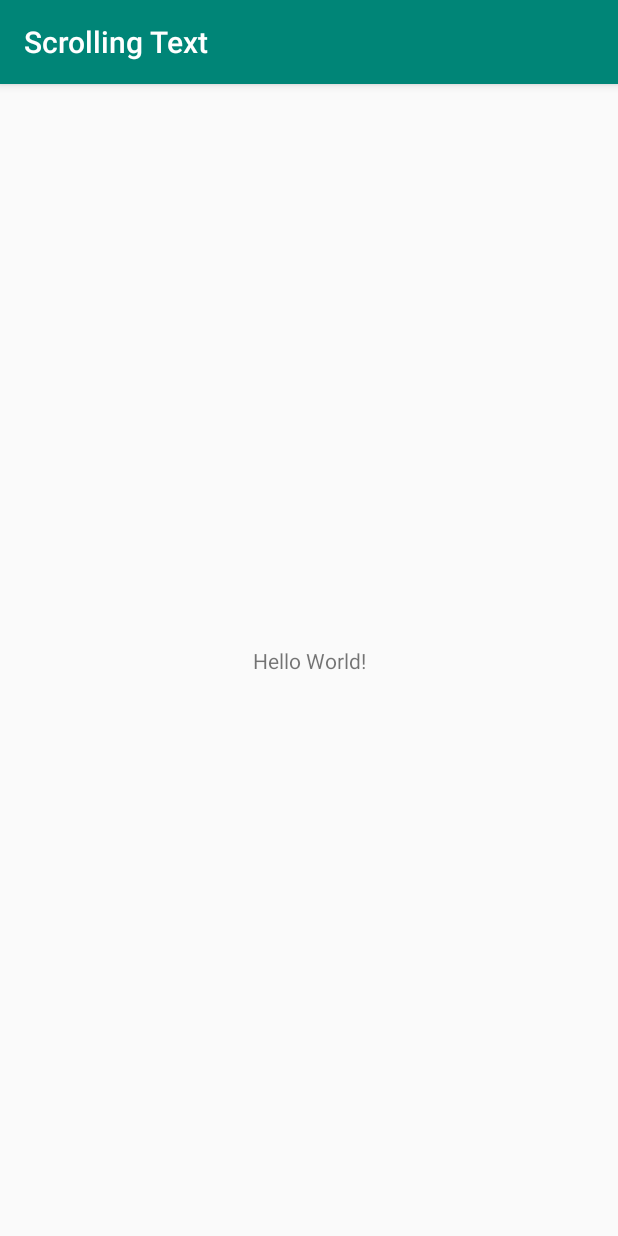
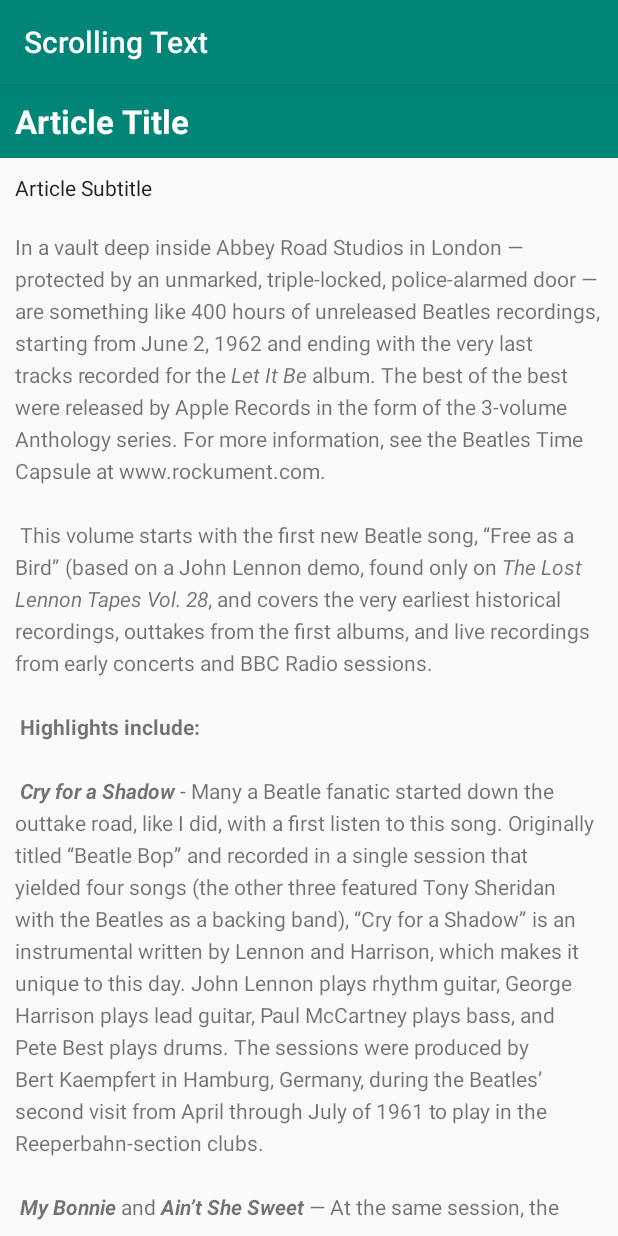
Before and after one commit to huzhx/codelabs-fund-1.3-scrollingtext, an Android app: the screen it shows after launch (MainActivity), on a phone screen of 412 x 824 dp. Run offline under Robolectric (Android 15) with nearby library versions, the phone set to English and light mode, and no system bars.

Commit message:
add textview

```diff
--- a/app/src/main/res/layout/activity_main.xml
+++ b/app/src/main/res/layout/activity_main.xml
@@ -1,18 +1,37 @@
 <?xml version="1.0" encoding="utf-8"?>
-<android.support.constraint.ConstraintLayout xmlns:android="http://schemas.android.com/apk/res/android"
-    xmlns:app="http://schemas.android.com/apk/res-auto"
+<RelativeLayout xmlns:android="http://schemas.android.com/apk/res/android"
     xmlns:tools="http://schemas.android.com/tools"
     android:layout_width="match_parent"
     android:layout_height="match_parent"
     tools:context=".MainActivity">
 
     <TextView
+        android:id="@+id/article_heading"
+        android:layout_width="match_parent"
+        android:layout_height="wrap_content"
+        android:background="@color/colorPrimary"
+        android:padding="@dimen/padding_regular"
+        android:text="@string/article_title"
+        android:textAppearance="@android:style/TextAppearance.DeviceDefault.Large"
+        android:textColor="@android:color/white"
+        android:textStyle="bold" />
+
+    <TextView
+        android:id="@+id/article_subheading"
+        android:layout_width="match_parent"
+        android:layout_height="wrap_content"
+        android:layout_below="@id/article_heading"
+        android:padding="@dimen/padding_regular"
+        android:text="@string/article_subtitle"
+        android:textAppearance="@android:style/TextAppearance.DeviceDefault" />
+
+    <TextView
+        android:id="@+id/article"
         android:layout_width="wrap_content"
         android:layout_height="wrap_content"
-        android:text="Hello World!"
-        app:layout_constraintBottom_toBottomOf="parent"
-        app:layout_constraintLeft_toLeftOf="parent"
-        app:layout_constraintRight_toRightOf="parent"
-        app:layout_constraintTop_toTopOf="parent" />
+        android:layout_below="@id/article_subheading"
+        android:lineSpacingExtra="@dimen/line_spacing"
+        android:padding="@dimen/padding_regular"
+        android:text="@string/article_text" />
 
-</android.support.constraint.ConstraintLayout>
+</RelativeLayout>
--- /dev/null
+++ b/app/src/main/res/values/dimens.xml
@@ -0,0 +1,5 @@
+<?xml version="1.0" encoding="utf-8"?>
+<resources>
+    <dimen name="padding_regular">10dp</dimen>
+    <dimen name="line_spacing">5sp</dimen>
+</resources>
--- a/app/src/main/res/values/strings.xml
+++ b/app/src/main/res/values/strings.xml
@@ -1,3 +1,25 @@
 <resources>
     <string name="app_name">Scrolling Text</string>
+    <string name="article_title">Article Title</string>
+    <string name="article_subtitle">Article Subtitle</string>
+    <string name="article_text">In a vault deep inside Abbey Road Studios in London — protected by an unmarked, triple-locked, police-alarmed door — are something like 400 hours of unreleased Beatles recordings, starting from June 2, 1962 and ending with the very last tracks recorded for the <i>Let It Be</i> album. The best of the best were released by Apple Records in the form of the 3-volume Anthology series.
+        For more information, see the Beatles Time Capsule at www.rockument.com.
+\n\n
+This volume starts with the first new Beatle song, “Free as a Bird” (based on a John Lennon demo, found only on <i>The Lost Lennon Tapes Vol. 28</i>, and covers the very earliest historical recordings, outtakes from the first albums, and live recordings from early concerts and BBC Radio sessions.
+\n\n
+<b>Highlights include:</b>
+\n\n
+<b><i>Cry for a Shadow</i></b> - Many a Beatle fanatic started down the outtake road, like I did, with a first listen to this song. Originally titled “Beatle Bop” and recorded in a single session that yielded four songs (the other three featured Tony Sheridan with the Beatles as a backing band), “Cry for a Shadow” is an instrumental written by Lennon and Harrison, which makes it unique to this day. John Lennon plays rhythm guitar, George Harrison plays lead guitar, Paul McCartney plays bass, and Pete Best plays drums. The sessions were produced by Bert Kaempfert in Hamburg, Germany, during the Beatles’ second visit from April through July of 1961 to play in the Reeperbahn-section clubs.
+\n\n
+<b><i>My Bonnie</i></b> and <b><i>Ain’t She Sweet</i></b> — At the same session, the Beatles played on “My Bonnie” (the first-ever single with Beatles playing), as the backing band for English singer Tony Sheridan, originally a member of the Jets. The popularity of this single in Liverpool brought the Beatles to the attention of Brian Epstein, who worked in the NEMS record store and tried to meet demand for the disc. John Lennon then sings a fine “Ain’t She Sweet” (his first-ever released vocal).
+\n\n
+<b><i>Searchin</i></b> — A Jerry Leiber - Mike Stoller comedy song that was a hit for the Coasters in 1957, and a popular live favorite of the Beatles. The Coasters also had a hit with “Besame Mucho” and the Beatles covered that song as well. Ringo Starr had by now replaced Pete Best on drums. The high falsetto is George, who also plays a hesitant lead guitar. This is from their first audition for Decca Records in London on Jan 1., 1962, live in the studio. The Grateful Dead would later cover “Searchin” with a similar arrangement, Pigpen doing the Paul vocals. A live version is available on outtake records featuring the Dead joined by the Beach Boys!
+\n\n
+<b><i>Love Me Do</i></b> — An early version of the song, played a bit slower and with more of a blues feeling, and a cool bossa-nova beat in middle. Paul had to sing while John played harmonica — a first for the group. Pete Best played drums on this version.
+\n\n
+<b><i>She Loves You – Till There Was You – Twist and Shout</i></b> — Live at the Princess Wales Theatre by Leicester Square in London, attended by the Queen. “Till There Was You” (by Meredith Wilson) is from the musical The Music Man and a hit for Peggy Lee in 1961. Before playing it, Paul said it was recorded by his favorite American group, “Sophie Tucker” (which got some laughs). At the end, John tells the people in the cheaper seats to clap their hands, and the rest to “rattle your jewelry” and then announces “Twist and Shout” (a song by Bert Russell and Phil Medley that was first recorded in 1962 by the Isley Brothers). A film of the performance shows the Queen smiling at John’s remark.
+\n\n
+<b><i>Leave My Kitten Alone</i></b> — One of the lost Beatle songs recorded during the “Beatles For Sale” sessions but never released. This song, written by Little Willie John, Titus Turner, and James McDougal, was a 1959 R&amp;B hit for Little Willie John and covered by Johnny Preston before the Beatles tried it and shelved it. A reference to a “big fat bulldog” may have influenced John’s “Hey Bulldog” (Yellow Submarine album), which is a similar rocker.
+\n\n
+<b><i>One After 909</i></b> — A song recorded for the <i>Let It Be</i> album was actually worked on way back in the beginning, six years earlier. This take shows how they did it much more slowly, with an R&amp;B feel to it.</string>
 </resources>
```
